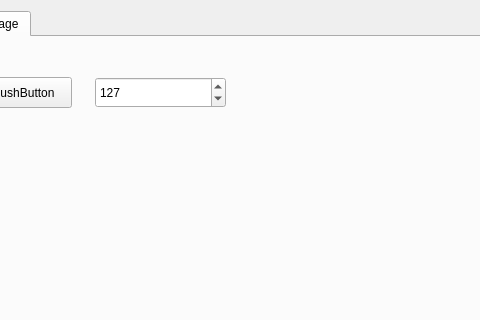
Qt form PatchUI.ui (marcelbonnet/QStage) before a commit; both pictures show x 138 to 618 and y 0 to 320 of the 1340 by 559 pixel window.
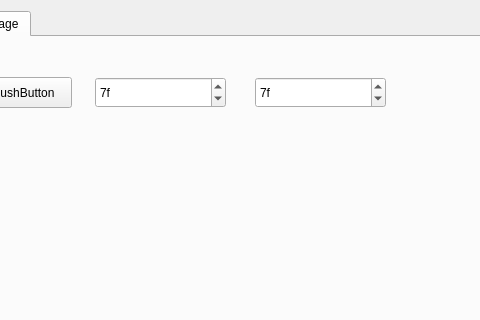
The same form after that commit. The open tabs and pages were chosen to show the change.

```diff
--- a/PatchUI.ui
+++ b/PatchUI.ui
@@ -1550,7 +1550,7 @@
       <widget class="QSpinBox" name="spinBox">
        <property name="geometry">
         <rect>
-         <x>220</x>
+         <x>380</x>
          <y>40</y>
          <width>131</width>
          <height>31</height>
@@ -1561,6 +1561,28 @@
        </property>
        <property name="value">
         <number>127</number>
+       </property>
+       <property name="displayIntegerBase">
+        <number>16</number>
+       </property>
+      </widget>
+      <widget class="QSpinBox" name="startAddr">
+       <property name="geometry">
+        <rect>
+         <x>220</x>
+         <y>40</y>
+         <width>131</width>
+         <height>31</height>
+        </rect>
+       </property>
+       <property name="maximum">
+        <number>911127000</number>
+       </property>
+       <property name="value">
+        <number>127</number>
+       </property>
+       <property name="displayIntegerBase">
+        <number>16</number>
        </property>
       </widget>
      </widget>
```
Left out of the diff: 4 changed lines with no effect on the pictures.
